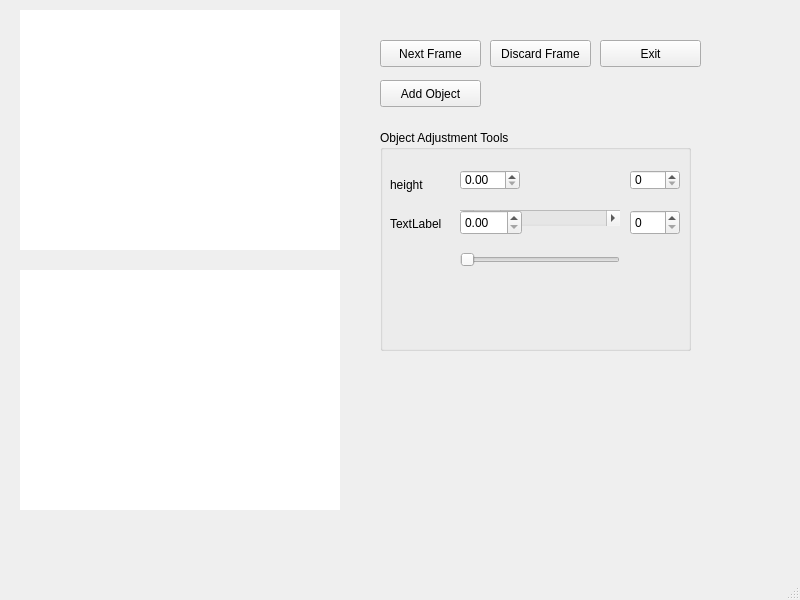
The window that VisionTraining/labeleditor.ui (NUbots/robocup) describes before a commit, drawn with Qt 5.
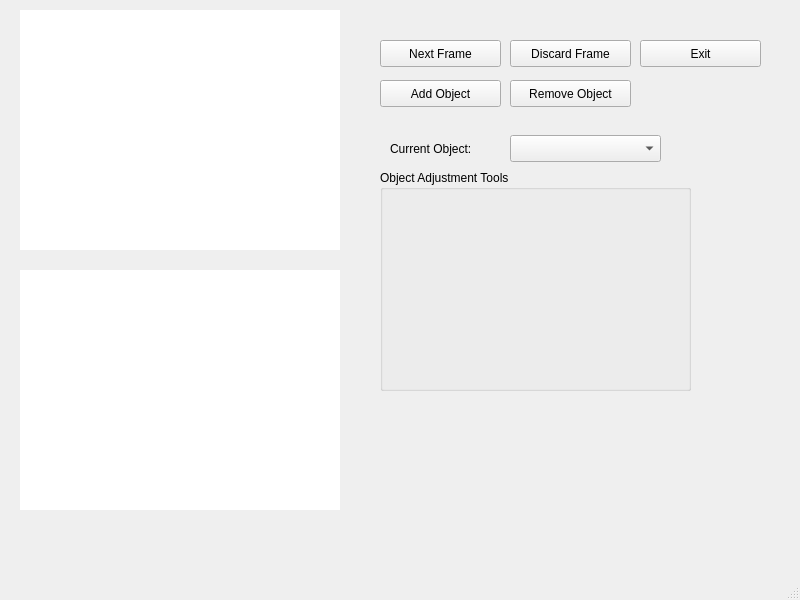
The same window after the commit.

What changed in the file:
```diff
--- a/VisionTraining/labeleditor.ui
+++ b/VisionTraining/labeleditor.ui
@@ -57,7 +57,7 @@
      <rect>
       <x>380</x>
       <y>40</y>
-      <width>101</width>
+      <width>121</width>
       <height>27</height>
      </rect>
     </property>
@@ -68,9 +68,9 @@
    <widget class="QPushButton" name="discardPB">
     <property name="geometry">
      <rect>
-      <x>490</x>
+      <x>510</x>
       <y>40</y>
-      <width>101</width>
+      <width>121</width>
       <height>27</height>
      </rect>
     </property>
@@ -81,9 +81,9 @@
    <widget class="QPushButton" name="exitPB">
     <property name="geometry">
      <rect>
-      <x>600</x>
+      <x>640</x>
       <y>40</y>
-      <width>101</width>
+      <width>121</width>
       <height>27</height>
      </rect>
     </property>
@@ -96,7 +96,7 @@
      <rect>
       <x>380</x>
       <y>80</y>
-      <width>101</width>
+      <width>121</width>
       <height>27</height>
      </rect>
     </property>
@@ -108,7 +108,7 @@
     <property name="geometry">
      <rect>
       <x>380</x>
-      <y>130</y>
+      <y>170</y>
       <width>311</width>
       <height>221</height>
      </rect>
@@ -116,98 +116,42 @@
     <property name="title">
      <string>Object Adjustment Tools</string>
     </property>
-    <widget class="QDoubleSpinBox" name="doubleSpinBox">
-     <property name="geometry">
-      <rect>
-       <x>80</x>
-       <y>40</y>
-       <width>60</width>
-       <height>20</height>
-      </rect>
-     </property>
     </widget>
     <widget class="QLabel" name="label">
      <property name="geometry">
       <rect>
-       <x>10</x>
-       <y>45</y>
-       <width>50</width>
-       <height>20</height>
-      </rect>
-     </property>
-     <property name="text">
-      <string>height</string>
-     </property>
-    </widget>
-    <widget class="QSpinBox" name="spinBox">
-     <property name="geometry">
-      <rect>
-       <x>250</x>
-       <y>40</y>
-       <width>50</width>
-       <height>20</height>
-      </rect>
-     </property>
-    </widget>
-    <widget class="QSpinBox" name="spinBox_2">
-     <property name="geometry">
-      <rect>
-       <x>250</x>
-       <y>80</y>
-       <width>50</width>
-       <height>25</height>
-      </rect>
-     </property>
-    </widget>
-    <widget class="QScrollBar" name="horizontalScrollBar_2">
-     <property name="geometry">
-      <rect>
-       <x>80</x>
-       <y>80</y>
-       <width>160</width>
-       <height>16</height>
-      </rect>
-     </property>
-     <property name="orientation">
-      <enum>Qt::Horizontal</enum>
-     </property>
-    </widget>
-    <widget class="QDoubleSpinBox" name="doubleSpinBox_2">
-     <property name="geometry">
-      <rect>
-       <x>80</x>
-       <y>80</y>
-       <width>62</width>
-       <height>25</height>
-      </rect>
-     </property>
-    </widget>
-    <widget class="QLabel" name="label_2">
-     <property name="geometry">
-      <rect>
-       <x>10</x>
-       <y>85</y>
-       <width>62</width>
+      <x>390</x>
+      <y>140</y>
+      <width>111</width>
        <height>17</height>
       </rect>
      </property>
      <property name="text">
-      <string>TextLabel</string>
-     </property>
-    </widget>
-    <widget class="QSlider" name="horizontalSlider">
+     <string>Current Object: </string>
+    </property>
+   </widget>
+   <widget class="QComboBox" name="comboBox">
      <property name="geometry">
       <rect>
-       <x>80</x>
-       <y>120</y>
-       <width>160</width>
-       <height>20</height>
-      </rect>
-     </property>
-     <property name="orientation">
-      <enum>Qt::Horizontal</enum>
-     </property>
-    </widget>
+      <x>510</x>
+      <y>135</y>
+      <width>151</width>
+      <height>27</height>
+     </rect>
+    </property>
+   </widget>
+   <widget class="QPushButton" name="removePB">
+    <property name="geometry">
+     <rect>
+      <x>510</x>
+      <y>80</y>
+      <width>121</width>
+      <height>27</height>
+     </rect>
+    </property>
+    <property name="text">
+     <string>Remove Object</string>
+    </property>
    </widget>
   </widget>
   <widget class="QMenuBar" name="menubar">
```
Left out of the diff: 2 changed lines with no effect on the pictures. Lines whose indentation alone changed are shown as unchanged.
